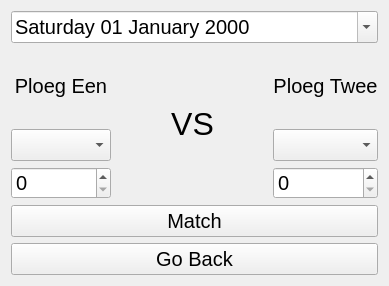
This is ui/Matches.ui in Ancalagon02/LeagueTracker2 as Qt 5 draws it before an edit. The edited form follows.
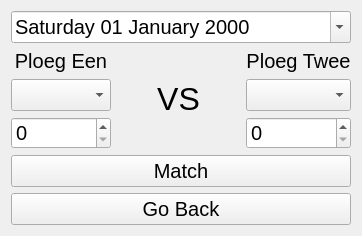
This is the edited form.

Patch:
```diff
--- a/ui/Matches.ui
+++ b/ui/Matches.ui
@@ -2,14 +2,6 @@
 <ui version="4.0">
  <class>Match</class>
  <widget class="QWidget" name="Match">
-  <property name="geometry">
-   <rect>
-    <x>0</x>
-    <y>0</y>
-    <width>389</width>
-    <height>286</height>
-   </rect>
-  </property>
   <property name="windowTitle">
    <string>Wedestrijd</string>
   </property>
```
Left out of the diff: 2 changed lines with no effect on the pictures.
